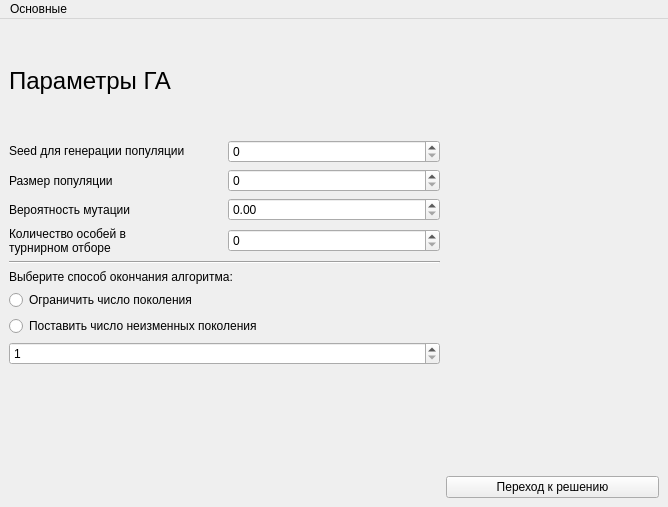
Above: src/practice/parameterswindow.ui from AfanasiefDV/summer_practice before the change. Below: the same form after it.
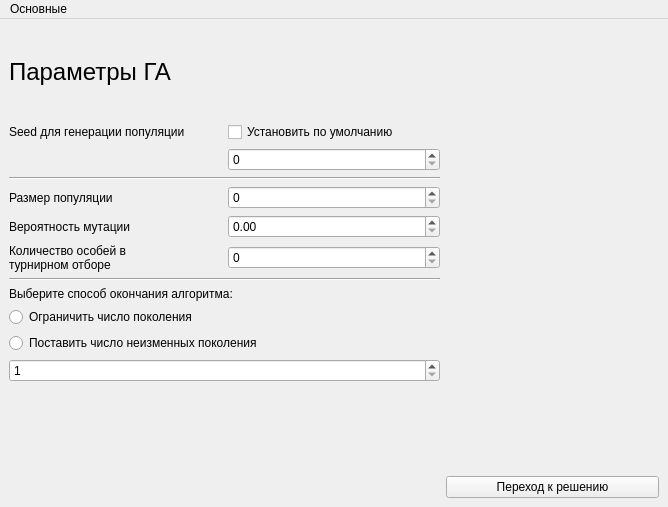
That is the form after the change.

Diff of the .ui file:
```diff
--- a/src/practice/parameterswindow.ui
+++ b/src/practice/parameterswindow.ui
@@ -18,7 +18,14 @@
   </property>
   <widget class="QWidget" name="centralwidget">
    <layout class="QGridLayout" name="gridLayout">
-    <item row="2" column="1">
+    <item row="3" column="0" colspan="2">
+     <widget class="Line" name="line">
+      <property name="orientation">
+       <enum>Qt::Horizontal</enum>
+      </property>
+     </widget>
+    </item>
+    <item row="4" column="1">
      <widget class="QSpinBox" name="populationBox">
       <property name="sizePolicy">
        <sizepolicy hsizetype="Preferred" vsizetype="Preferred">
@@ -28,20 +35,7 @@
       </property>
      </widget>
     </item>
-    <item row="1" column="0">
-     <widget class="QLabel" name="label">
-      <property name="sizePolicy">
-       <sizepolicy hsizetype="Preferred" vsizetype="Preferred">
-        <horstretch>0</horstretch>
-        <verstretch>0</verstretch>
-       </sizepolicy>
-      </property>
-      <property name="text">
-       <string>&lt;html&gt;&lt;head/&gt;&lt;body&gt;&lt;p&gt;Seed для генерации популяции&lt;/p&gt;&lt;/body&gt;&lt;/html&gt;</string>
-      </property>
-     </widget>
-    </item>
-    <item row="12" column="2">
+    <item row="14" column="2">
      <widget class="QPushButton" name="transitonGA">
       <property name="sizePolicy">
        <sizepolicy hsizetype="Preferred" vsizetype="Preferred">
@@ -54,7 +48,7 @@
       </property>
      </widget>
     </item>
-    <item row="4" column="0">
+    <item row="6" column="0">
      <widget class="QLabel" name="label_3">
       <property name="sizePolicy">
        <sizepolicy hsizetype="Preferred" vsizetype="Preferred">
@@ -67,7 +61,7 @@
       </property>
      </widget>
     </item>
-    <item row="2" column="0">
+    <item row="4" column="0">
      <widget class="QLabel" name="label_2">
       <property name="sizePolicy">
        <sizepolicy hsizetype="Preferred" vsizetype="Preferred">
@@ -80,14 +74,14 @@
       </property>
      </widget>
     </item>
-    <item row="8" column="0" colspan="2">
+    <item row="10" column="0" colspan="2">
      <widget class="QRadioButton" name="quantityPopulation">
       <property name="text">
        <string>Ограничить число поколения</string>
       </property>
      </widget>
     </item>
-    <item row="11" column="1">
+    <item row="13" column="1">
      <spacer name="verticalSpacer_2">
       <property name="orientation">
        <enum>Qt::Vertical</enum>
@@ -100,21 +94,21 @@
       </property>
      </spacer>
     </item>
-    <item row="3" column="0">
+    <item row="5" column="0">
      <widget class="QLabel" name="label_4">
       <property name="text">
        <string>Вероятность мутации</string>
       </property>
      </widget>
     </item>
-    <item row="6" column="0" colspan="2">
+    <item row="8" column="0" colspan="2">
      <widget class="QLabel" name="label_6">
       <property name="text">
        <string>Выберите способ окончания алгоритма:</string>
       </property>
      </widget>
     </item>
-    <item row="1" column="1">
+    <item row="2" column="1">
      <widget class="QSpinBox" name="seedBox">
       <property name="sizePolicy">
        <sizepolicy hsizetype="Preferred" vsizetype="Preferred">
@@ -131,10 +125,10 @@
       </property>
      </widget>
     </item>
-    <item row="4" column="1">
+    <item row="6" column="1">
      <widget class="QSpinBox" name="quantityBox"/>
     </item>
-    <item row="3" column="1">
+    <item row="5" column="1">
      <widget class="QDoubleSpinBox" name="ProbabilityBox">
       <property name="sizePolicy">
        <sizepolicy hsizetype="Preferred" vsizetype="Preferred">
@@ -147,14 +141,14 @@
       </property>
      </widget>
     </item>
-    <item row="5" column="0" colspan="2">
+    <item row="7" column="0" colspan="2">
      <widget class="Line" name="line_2">
       <property name="orientation">
        <enum>Qt::Horizontal</enum>
       </property>
      </widget>
     </item>
-    <item row="9" column="0" colspan="2">
+    <item row="11" column="0" colspan="2">
      <widget class="QRadioButton" name="quantityConstPopulation">
       <property name="text">
        <string>Поставить число неизменных поколения</string>
@@ -177,7 +171,7 @@
       </property>
      </spacer>
     </item>
-    <item row="10" column="0" colspan="2">
+    <item row="12" column="0" colspan="2">
      <widget class="QSpinBox" name="endValue">
       <property name="minimum">
        <number>1</number>
@@ -187,6 +181,26 @@
       </property>
      </widget>
     </item>
+    <item row="1" column="0">
+     <widget class="QLabel" name="label">
+      <property name="sizePolicy">
+       <sizepolicy hsizetype="Preferred" vsizetype="Preferred">
+        <horstretch>0</horstretch>
+        <verstretch>0</verstretch>
+       </sizepolicy>
+      </property>
+      <property name="text">
+       <string>&lt;html&gt;&lt;head/&gt;&lt;body&gt;&lt;p&gt;Seed для генерации популяции&lt;/p&gt;&lt;/body&gt;&lt;/html&gt;</string>
+      </property>
+     </widget>
+    </item>
+    <item row="1" column="1">
+     <widget class="QCheckBox" name="defaultSeed">
+      <property name="text">
+       <string>Установить по умолчанию</string>
+      </property>
+     </widget>
+    </item>
    </layout>
   </widget>
   <widget class="QMenuBar" name="menubar">
```
